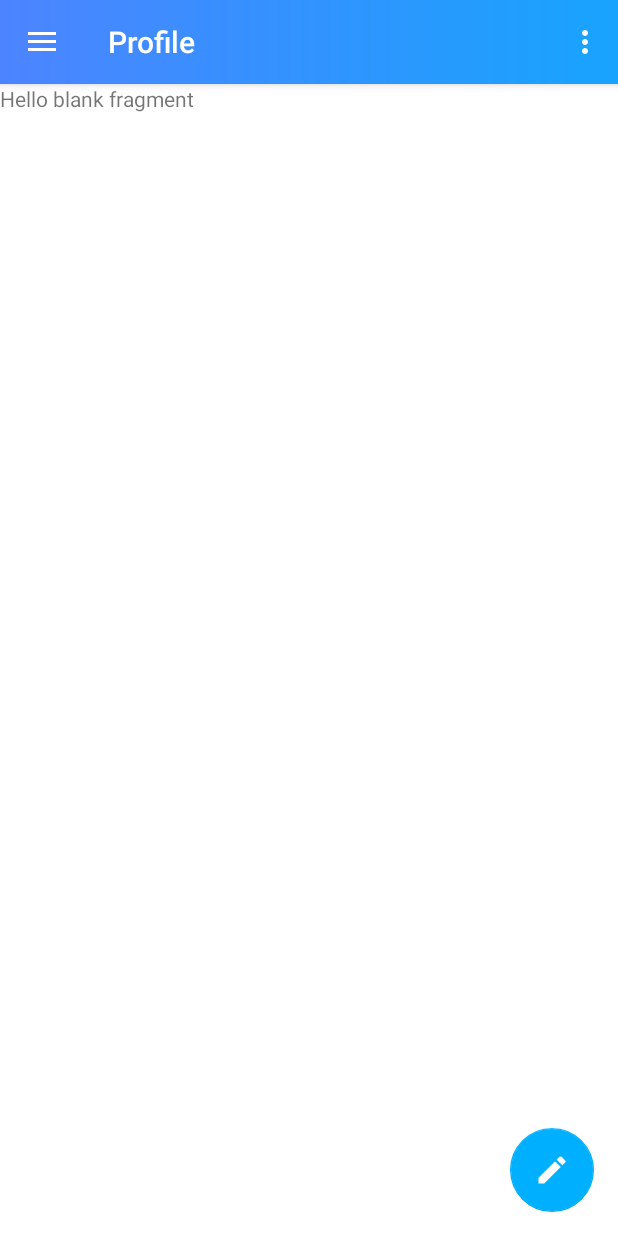
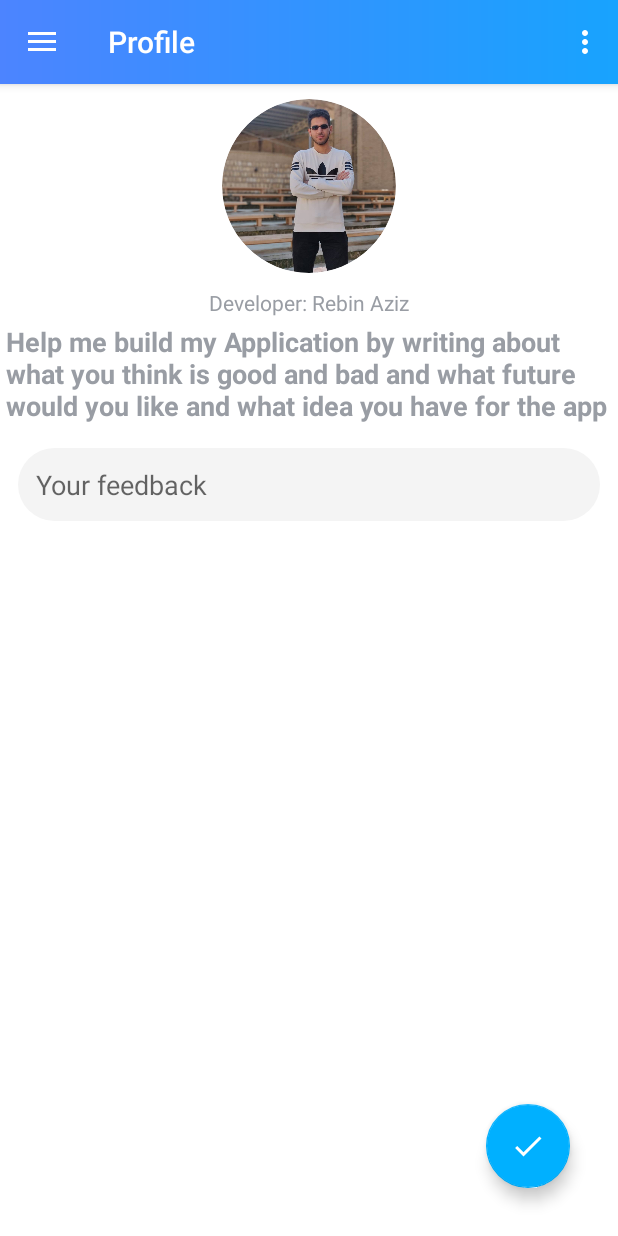
Before and after one commit to Re-Core/Tishk-Connection, an Android app: the screen it shows after launch once a user with an empty profile is signed in (Home), in the side drawer, after a tap on "Profile", on a phone screen of 412 x 824 dp. Run offline under Robolectric (Android 15) with nearby library versions, the phone set to English and light mode, and no system bars; our stand-ins replace CircleImageView, Firebase (no records; nobody signed in at launch, a user with empty details on screens opened directly); pictures from the network do not load; 1 statement that could not run was skipped.

Commit message:
pre-alpha v3

```diff
--- a/app/src/main/java/com/recore/tishkconnection/Activity/Home.java
+++ b/app/src/main/java/com/recore/tishkconnection/Activity/Home.java
@@ -313,6 +313,7 @@ public class Home extends AppCompatActivity
 
             fab.setEnabled(true);
             fab.setImageDrawable(ContextCompat.getDrawable(getApplicationContext(), R.drawable.ic_create_black_24dp));
+            fab.show();
             fab.setOnClickListener(new View.OnClickListener() {
                 @Override
                 public void onClick(View view) {
@@ -321,17 +322,21 @@ public class Home extends AppCompatActivity
             });
             getSupportActionBar().setTitle("Home");
 
+
             getSupportFragmentManager().beginTransaction().replace(R.id.container, new HomeFragment()).commit();
 
         } else if (id == R.id.nav_profile) {
             getSupportActionBar().setTitle("Profile");
             fab.setEnabled(false);
+            fab.hide();
             getSupportFragmentManager().beginTransaction().replace(R.id.container, new ProfileFragment()).commit();
 
 
         } else if (id == R.id.nav_setting) {
+
             fab.setEnabled(true);
             fab.setImageDrawable(ContextCompat.getDrawable(getApplicationContext(), R.drawable.ic_dark_mode_black_24dp));
+
             fab.setOnClickListener(new View.OnClickListener() {
                 @Override
                 public void onClick(View view) {
@@ -355,7 +360,7 @@ public class Home extends AppCompatActivity
             });
             getSupportActionBar().setTitle("Setting");
             getSupportFragmentManager().beginTransaction().replace(R.id.container, new SettingFragment()).commit();
-
+            fab.show();
         } else if (id == R.id.nav_sign_out) {
             //todo sign out
             FirebaseAuth.getInstance().signOut();
--- a/app/src/main/java/com/recore/tishkconnection/Fragment/ProfileFragment.java
+++ b/app/src/main/java/com/recore/tishkconnection/Fragment/ProfileFragment.java
@@ -3,12 +3,25 @@ package com.recore.tishkconnection.Fragment;
 import android.content.Context;
 import android.net.Uri;
 import android.os.Bundle;
+import android.support.annotation.NonNull;
+import android.support.design.widget.FloatingActionButton;
 import android.support.v4.app.Fragment;
 import android.view.LayoutInflater;
 import android.view.View;
 import android.view.ViewGroup;
+import android.widget.Button;
+import android.widget.EditText;
+import android.widget.Toast;
 
+import com.google.android.gms.tasks.OnFailureListener;
+import com.google.android.gms.tasks.OnSuccessListener;
+import com.google.firebase.auth.FirebaseAuth;
+import com.google.firebase.auth.FirebaseUser;
+import com.google.firebase.database.DatabaseReference;
+import com.google.firebase.database.FirebaseDatabase;
 import com.recore.tishkconnection.R;
+
+import java.util.HashMap;
 
 /**
  * A simple {@link Fragment} subclass.
@@ -19,8 +32,17 @@ import com.recore.tishkconnection.R;
  * create an instance of this fragment.
  */
 public class ProfileFragment extends Fragment {
-    // TODO: Rename parameter arguments, choose names that match
-    // the fragment initialization parameters, e.g. ARG_ITEM_NUMBER
+
+
+    String ufeedback;
+    private EditText edtTextfeedBack;
+    private FloatingActionButton btnAddFeedBack;
+    private FirebaseDatabase firebaseDatabase;
+    private FirebaseAuth mAuth;
+    private FirebaseUser mCurrentUser;
+    private DatabaseReference feedbackDatabaseReference;
+
+
     private static final String ARG_PARAM1 = "param1";
     private static final String ARG_PARAM2 = "param2";
 
@@ -34,14 +56,7 @@ public class ProfileFragment extends Fragment {
         // Required empty public constructor
     }
 
-    /**
-     * Use this factory method to create a new instance of
-     * this fragment using the provided parameters.
-     *
-     * @param param1 Parameter 1.
-     * @param param2 Parameter 2.
-     * @return A new instance of fragment ProfileFragment.
-     */
+
     // TODO: Rename and change types and number of parameters
     public static ProfileFragment newInstance(String param1, String param2) {
         ProfileFragment fragment = new ProfileFragment();
@@ -62,10 +77,44 @@ public class ProfileFragment extends Fragment {
     }
 
     @Override
-    public View onCreateView(LayoutInflater inflater, ViewGroup container,
+    public View onCreateView(final LayoutInflater inflater, ViewGroup container,
                              Bundle savedInstanceState) {
-        // Inflate the layout for this fragment
-        return inflater.inflate(R.layout.fragment_profile, container, false);
+        View v = inflater.inflate(R.layout.fragment_profile, container, false);
+
+        edtTextfeedBack = (EditText) v.findViewById(R.id.feedback);
+        btnAddFeedBack = (FloatingActionButton) v.findViewById(R.id.btnAddFeedBack);
+
+        mAuth = FirebaseAuth.getInstance();
+        mCurrentUser = FirebaseAuth.getInstance().getCurrentUser();
+
+        firebaseDatabase = FirebaseDatabase.getInstance();
+        feedbackDatabaseReference = firebaseDatabase.getReference().child("Feedback").child(mCurrentUser.getUid());
+
+
+        btnAddFeedBack.setOnClickListener(new View.OnClickListener() {
+            @Override
+            public void onClick(View view) {
+
+                HashMap<String, Object> feedback = new HashMap<>();
+                feedback.put("uname", mCurrentUser.getDisplayName());
+                feedback.put("ufeedback", edtTextfeedBack.getText().toString());
+
+                feedbackDatabaseReference.updateChildren(feedback).addOnSuccessListener(new OnSuccessListener<Void>() {
+                    @Override
+                    public void onSuccess(Void aVoid) {
+                        Toast.makeText(inflater.getContext(), "Thanks for you'r feedback", Toast.LENGTH_SHORT).show();
+                    }
+                }).addOnFailureListener(new OnFailureListener() {
+                    @Override
+                    public void onFailure(@NonNull Exception e) {
+                        Toast.makeText(inflater.getContext(), e.getMessage(), Toast.LENGTH_SHORT).show();
+                    }
+                });
+
+
+            }
+        });
+        return v;
     }
 
     // TODO: Rename method, update argument and hook method into UI event
@@ -87,18 +136,7 @@ public class ProfileFragment extends Fragment {
         mListener = null;
     }
 
-    /**
-     * This interface must be implemented by activities that contain this
-     * fragment to allow an interaction in this fragment to be communicated
-     * to the activity and potentially other fragments contained in that
-     * activity.
-     * <p>
-     * See the Android Training lesson <a href=
-     * "http://developer.android.com/training/basics/fragments/communicating.html"
-     * >Communicating with Other Fragments</a> for more information.
-     */
     public interface OnFragmentInteractionListener {
-        // TODO: Update argument type and name
         void onFragmentInteraction(Uri uri);
     }
 }
--- /dev/null
+++ b/app/src/main/res/drawable/ic_done_black_24dp.xml
@@ -0,0 +1,10 @@
+<vector xmlns:android="http://schemas.android.com/apk/res/android"
+    android:width="24dp"
+    android:height="24dp"
+    android:tint="#FFFFFF"
+    android:viewportWidth="24.0"
+    android:viewportHeight="24.0">
+    <path
+        android:fillColor="#FF000000"
+        android:pathData="M9,16.2L4.8,12l-1.4,1.4L9,19 21,7l-1.4,-1.4L9,16.2z" />
+</vector>
--- a/app/src/main/res/layout/fragment_profile.xml
+++ b/app/src/main/res/layout/fragment_profile.xml
@@ -1,14 +1,63 @@
 <?xml version="1.0" encoding="utf-8"?>
-<FrameLayout xmlns:android="http://schemas.android.com/apk/res/android"
+
+<RelativeLayout xmlns:android="http://schemas.android.com/apk/res/android"
     xmlns:tools="http://schemas.android.com/tools"
     android:layout_width="match_parent"
     android:layout_height="match_parent"
-    tools:context=".Fragment.ProfileFragment">
+    xmlns:app="http://schemas.android.com/apk/res-auto">
 
-    <!-- TODO: Update blank fragment layout -->
-    <TextView
+    <LinearLayout
+        android:id="@+id/root"
         android:layout_width="match_parent"
-        android:layout_height="match_parent"
-        android:text="@string/hello_blank_fragment" />
+        android:layout_height="wrap_content"
+        android:orientation="vertical"
+        tools:context=".Fragment.ProfileFragment">
 
-</FrameLayout>
+        <de.hdodenhof.circleimageview.CircleImageView
+            android:layout_width="120dp"
+            android:layout_height="120dp"
+            android:layout_gravity="center_horizontal"
+            android:layout_margin="8dp"
+            android:src="@drawable/rebin"
+            app:civ_border_color="#FFFFFF"
+            app:civ_border_width="2dp" />
+
+        <TextView
+            android:layout_width="wrap_content"
+            android:layout_height="wrap_content"
+            android:layout_gravity="center_horizontal"
+            android:text="Developer: Rebin Aziz"
+            android:textColor="@color/content_text_color" />
+
+        <TextView
+            android:layout_width="match_parent"
+            android:layout_height="wrap_content"
+            android:layout_margin="4dp"
+            android:text="Help me build my Application by writing about what you think is good and bad and what future would you like and what idea you have for the app "
+            android:textColor="@color/content_text_color"
+            android:textSize="18sp"
+            android:textStyle="bold" />
+
+        <EditText
+            android:id="@+id/feedback"
+            android:layout_width="match_parent"
+            android:layout_height="wrap_content"
+            android:layout_margin="12dp"
+            android:background="@drawable/edittext_button_rounded_style"
+            android:hint="Your feedback" />
+
+    </LinearLayout>
+
+    <android.support.design.widget.FloatingActionButton
+        android:id="@+id/btnAddFeedBack"
+        android:layout_width="wrap_content"
+        android:layout_height="wrap_content"
+        android:layout_alignParentRight="true"
+        android:layout_alignParentBottom="true"
+        android:layout_centerHorizontal="true"
+        android:layout_gravity="center_horizontal"
+        android:layout_marginRight="32dp"
+        android:layout_marginBottom="32dp"
+        android:src="@drawable/ic_done_black_24dp" />
+
+</RelativeLayout>
```
Also changed, not shown: app/src/main/res/drawable-v24/rebin.jpg (added).
